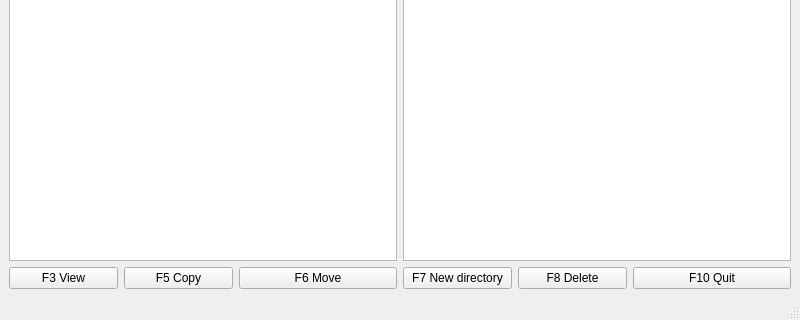
This is mainwindow.ui in striezel/qt-commander as Qt 5 draws it before an edit; both pictures show x 0 to 800 and y 280 to 600 of the 800 by 600 pixel window. The edited form follows.
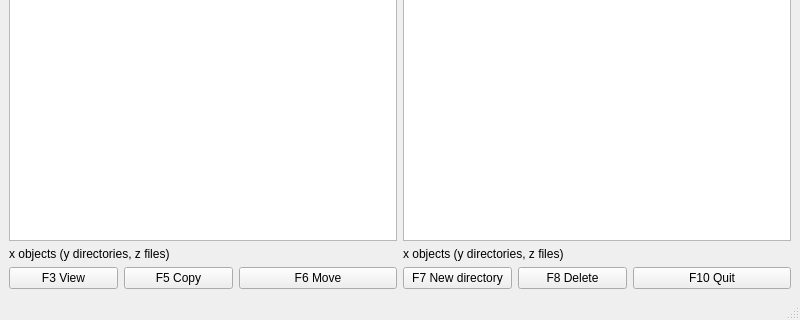
This is the edited form. Icons and pictures are not drawn. Custom widgets are drawn as their Qt base class.

Commit message: show number of files and directories in current view

The edit to the form file:
```diff
--- a/mainwindow.ui
+++ b/mainwindow.ui
@@ -140,7 +140,21 @@
       </column>
      </widget>
     </item>
-    <item row="2" column="0" colspan="5">
+    <item row="2" column="0" colspan="15">
+     <widget class="QLabel" name="lblObjectCountLeft">
+      <property name="text">
+       <string notr="true">x objects (y directories, z files)</string>
+      </property>
+     </widget>
+    </item>
+    <item row="2" column="15" colspan="15">
+     <widget class="QLabel" name="lblObjectCountRight">
+      <property name="text">
+       <string notr="true">x objects (y directories, z files)</string>
+      </property>
+     </widget>
+    </item>
+    <item row="3" column="0" colspan="5">
      <widget class="QPushButton" name="btnView">
       <property name="text">
        <string>F3 View</string>
@@ -153,7 +167,7 @@
       </property>
      </widget>
     </item>
-    <item row="2" column="5" colspan="5">
+    <item row="3" column="5" colspan="5">
      <widget class="QPushButton" name="btnCopy">
       <property name="text">
        <string>F5 Copy</string>
@@ -166,7 +180,7 @@
       </property>
      </widget>
     </item>
-    <item row="2" column="10" colspan="5">
+    <item row="3" column="10" colspan="5">
      <widget class="QPushButton" name="btnMove">
       <property name="text">
        <string>F6 Move</string>
@@ -179,7 +193,7 @@
       </property>
      </widget>
     </item>
-    <item row="2" column="15" colspan="5">
+    <item row="3" column="15" colspan="5">
      <widget class="QPushButton" name="btnCreateDirectory">
       <property name="text">
        <string>F7 New directory</string>
@@ -192,7 +206,7 @@
       </property>
      </widget>
     </item>
-    <item row="2" column="20" colspan="5">
+    <item row="3" column="20" colspan="5">
      <widget class="QPushButton" name="btnRemove">
       <property name="text">
        <string>F8 Delete</string>
@@ -205,7 +219,7 @@
       </property>
      </widget>
     </item>
-    <item row="2" column="25" colspan="5">
+    <item row="3" column="25" colspan="5">
      <widget class="QPushButton" name="btnExit">
       <property name="text">
        <string>F10 Quit</string>
```
The commit also changes 5 other files.
